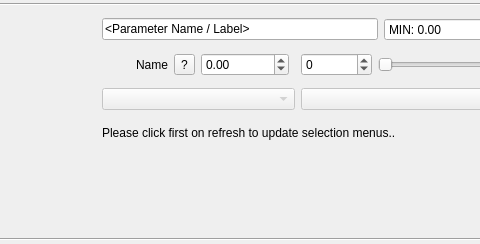
Before: the Qt Designer form src/ui/designer/QGCParamSlider.ui in mavlink/qgroundcontrol, drawn with Qt 5; both pictures show x 110 to 590 and y 0 to 244 of the 789 by 244 pixel window.
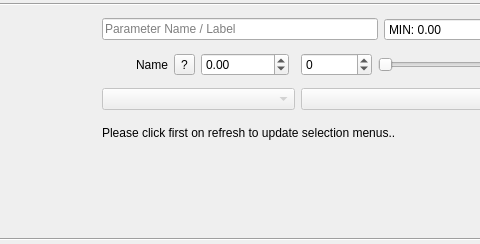
After: the same form once the commit is applied.

```diff
--- a/src/ui/designer/QGCParamSlider.ui
+++ b/src/ui/designer/QGCParamSlider.ui
@@ -190,8 +190,8 @@
    </item>
    <item row="1" column="1" colspan="7">
     <widget class="QLineEdit" name="editNameLabel">
-     <property name="text">
-      <string>&lt;Parameter Name / Label&gt;</string>
+     <property name="placeholderText">
+      <string>Parameter Name / Label</string>
      </property>
     </widget>
    </item>
```
